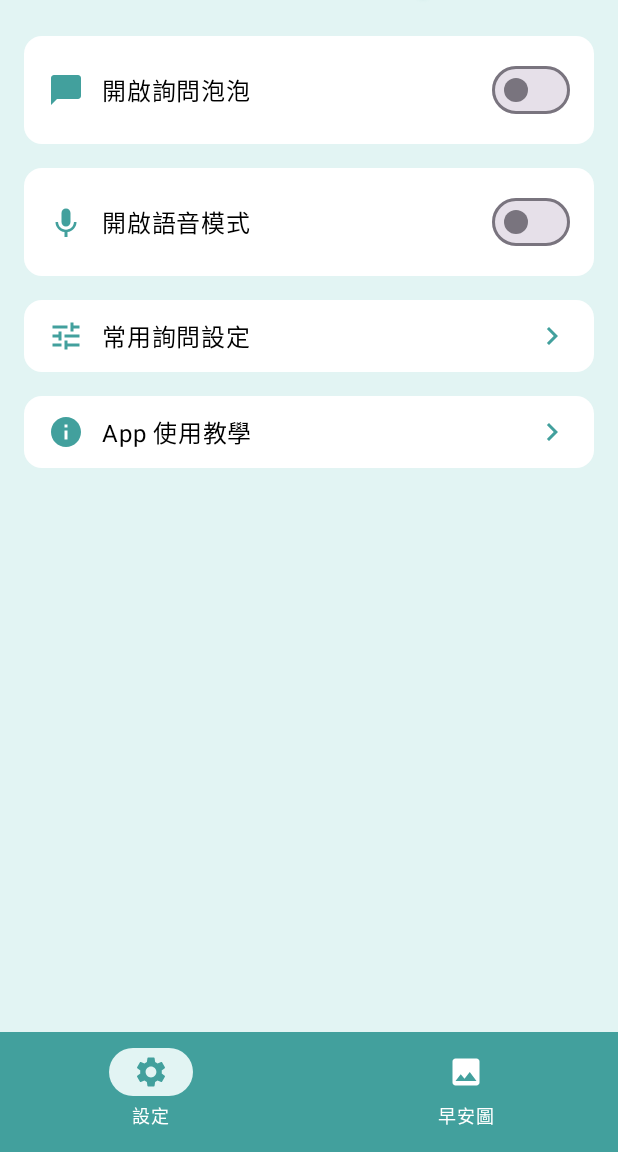
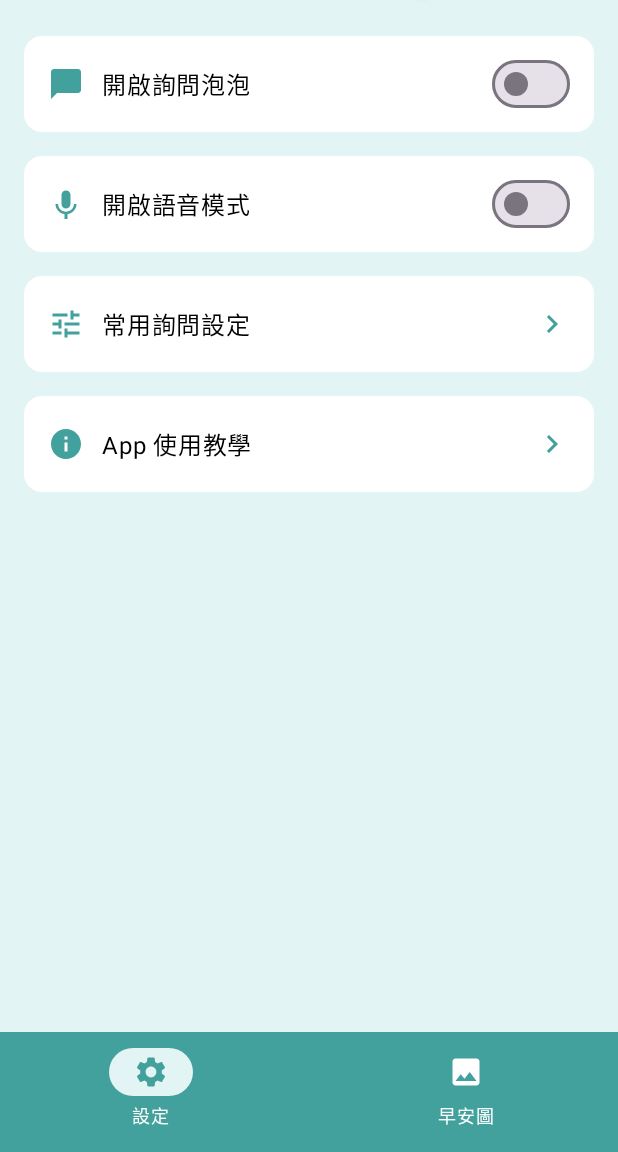
Before and after one commit to harry0816web/GrandmaHelper, an Android app built with Jetpack Compose: the screen it shows after launch (MainActivity), on a phone screen of 412 x 824 dp, the part 84-1236 px from its top. Run offline under Robolectric (Android 15) with nearby library versions, the phone set to English and light mode, and no system bars.

Commit message:
update: setting page ui

```diff
--- a/app/src/main/java/com/example/bubbleassistant/SettingScreen.kt
+++ b/app/src/main/java/com/example/bubbleassistant/SettingScreen.kt
@@ -116,7 +116,8 @@ fun SettingItemRow(
         modifier = Modifier
             .fillMaxWidth()
             .background(Color.White, shape = MaterialTheme.shapes.medium)
-            .padding(horizontal = 16.dp, vertical = 12.dp),
+            .padding(horizontal = 16.dp, vertical = 12.dp)
+            .height(40.dp),
         verticalAlignment = Alignment.CenterVertically
     ) {
         Icon(
@@ -157,7 +158,8 @@ fun SettingNavRow(
             .fillMaxWidth()
             .clickable { onClick() }
             .background(Color.White, shape = MaterialTheme.shapes.medium)
-            .padding(horizontal = 16.dp, vertical = 12.dp),
+            .padding(horizontal = 16.dp, vertical = 12.dp)
+            .height(40.dp),
         verticalAlignment = Alignment.CenterVertically
     ) {
         Icon(
```
